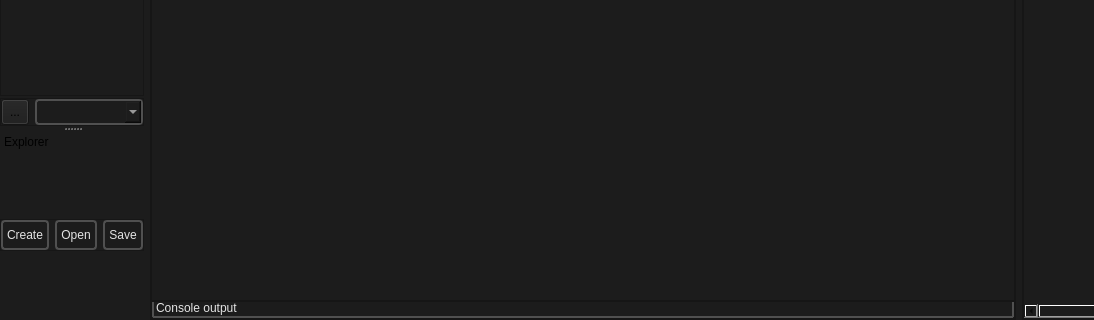
This is smartprop_editor/main.ui in dertwist/Hammer5Tools as Qt 5 draws it before an edit; both pictures show x 0 to 1094 and y 400 to 720 of the 1280 by 720 pixel window. The edited form follows.
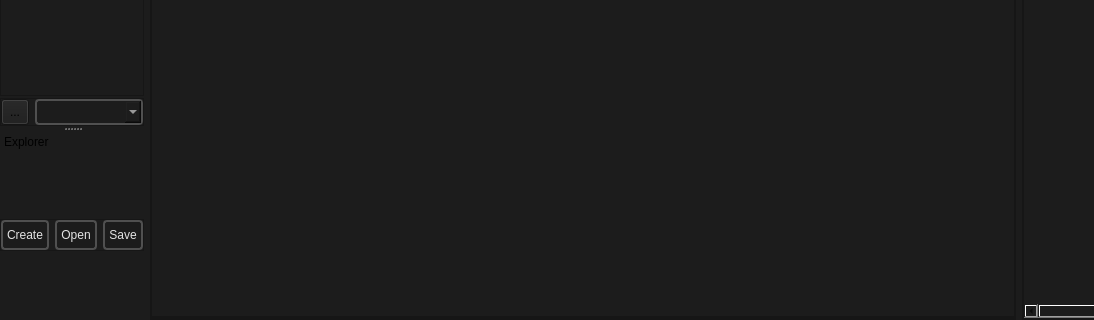
This is the edited form. Icons and pictures are not drawn.

What changed in the file:
```diff
--- a/smartprop_editor/main.ui
+++ b/smartprop_editor/main.ui
@@ -94,7 +94,7 @@
             <x>0</x>
             <y>0</y>
             <width>784</width>
-            <height>682</height>
+            <height>700</height>
            </rect>
           </property>
           <property name="styleSheet">
@@ -262,31 +262,6 @@
           <property name="bottomMargin">
            <number>0</number>
           </property>
-          <item>
-           <widget class="QLineEdit" name="status_bar">
-            <property name="styleSheet">
-             <string notr="true">QLineEdit {
-    border: 0px solid black;
-	border-bottom: 2px solid black;
-	border-left: 2px solid black;
-	border-right: 2px solid black;
-    border-color: rgba(80, 80, 80, 255);
-    border-radius: 1px;
-	margin-top: -2px;
-    color: #E3E3E3;
-	background-color: #1C1C1C;
-
-}
-</string>
-            </property>
-            <property name="text">
-             <string>Console output</string>
-            </property>
-            <property name="readOnly">
-             <bool>true</bool>
-            </property>
-           </widget>
-          </item>
          </layout>
         </widget>
        </item>
```
